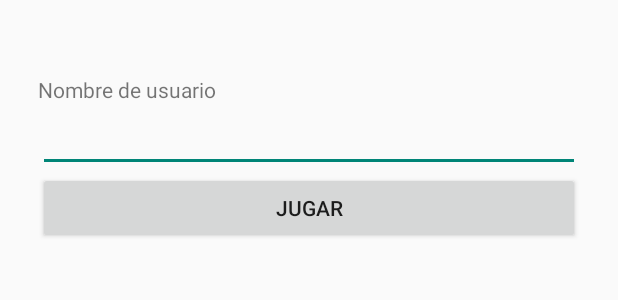
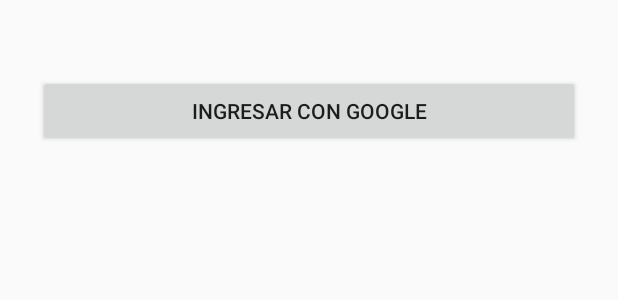
Before and after one commit to jehr-ud/components-2023-2, an Android app built with Jetpack Compose: the layout activity_home.xml on its own in the app's theme, with its tools: preview values and no code run, on a phone screen of 412 x 824 dp. Shown: the top 300 px of the screen. Run offline under Robolectric (Android 15) with nearby library versions, the phone set to English and light mode, and no system bars.

Commit message:
Auth with Google

```diff
--- a/candicrush/app/build.gradle.kts
+++ b/candicrush/app/build.gradle.kts
@@ -1,6 +1,7 @@
 plugins {
     id("com.android.application")
     id("org.jetbrains.kotlin.android")
+    id("com.google.gms.google-services")
 }
 
 android {
@@ -53,7 +54,7 @@
 }
 
 dependencies {
-
+    implementation("com.google.android.gms:play-services-auth:20.7.0")
     implementation("androidx.core:core-ktx:1.9.0")
     implementation("androidx.lifecycle:lifecycle-runtime-ktx:2.6.1")
     implementation("androidx.activity:activity-compose:1.7.2")
@@ -72,4 +73,6 @@
     androidTestImplementation("androidx.compose.ui:ui-test-junit4")
     debugImplementation("androidx.compose.ui:ui-tooling")
     debugImplementation("androidx.compose.ui:ui-test-manifest")
+    implementation(platform("com.google.firebase:firebase-bom:32.3.1"))
+    implementation("com.google.firebase:firebase-auth-ktx")
 }
--- a/candicrush/app/src/main/AndroidManifest.xml
+++ b/candicrush/app/src/main/AndroidManifest.xml
@@ -17,7 +17,7 @@
             android:theme="@style/Theme.AppCompat"
             android:exported="false" />
         <activity
-            android:name=".HomeActivity"
+            android:name=".LoginActivity"
             android:exported="true"
             android:label="@string/app_name"
             android:theme="@style/Theme.AppCompat">
--- a/candicrush/app/src/main/java/com/ud/candicrushud/BoardActivity.kt
+++ b/candicrush/app/src/main/java/com/ud/candicrushud/BoardActivity.kt
@@ -12,6 +12,7 @@
 import android.widget.TableRow
 import androidx.appcompat.app.AppCompatActivity
 import androidx.core.content.ContextCompat
+import com.google.firebase.FirebaseApp
 import com.ud.candicrushud.listeners.ButtonGestureListener
 import com.ud.candicrushud.model.Board
 import com.ud.candicrushud.utils.HandleMenu
@@ -22,6 +23,8 @@
     override fun onCreate(savedInstanceState: Bundle?) {
         super.onCreate(savedInstanceState)
         setContentView(R.layout.activity_board)
+
+        FirebaseApp.initializeApp(this);
 
         boardLayout = findViewById<TableLayout>(R.id.layoutBoard)
         generateBoard()
@@ -34,8 +37,7 @@
     }
 
     override fun onOptionsItemSelected(item: MenuItem): Boolean {
-        val handleMenu = HandleMenu()
-        return handleMenu.navigation(this, item)
+        return HandleMenu.handleOptionsItemSelected(this, item)
     }
 
     private fun getButtonWidth(numberCols: Int) : Int{
--- a/candicrush/app/src/main/res/layout/activity_home.xml
+++ b/candicrush/app/src/main/res/layout/activity_home.xml
@@ -6,7 +6,7 @@
     android:layout_height="match_parent"
     android:layout_marginHorizontal="25dp"
     android:layout_marginVertical="50dp"
-    tools:context=".HomeActivity">
+    tools:context=".LoginActivity">
 
     <LinearLayout
         android:layout_width="match_parent"
@@ -14,24 +14,11 @@
         android:orientation="vertical"
         app:layout_goneMarginTop="20dp">
 
-        <TextView
-            android:id="@+id/textView"
-            android:layout_width="match_parent"
-            android:layout_height="wrap_content"
-            android:text="@string/txtview_name_home" />
-
-        <EditText
-            android:id="@+id/editTextName"
-            android:layout_width="match_parent"
-            android:layout_height="wrap_content"
-            android:ems="10"
-            android:inputType="text" />
-
         <Button
             android:id="@+id/btnPlayHome"
             android:layout_width="match_parent"
             android:layout_height="wrap_content"
-            android:text="@string/btn_play_home" />
+            android:text="@string/btn_signin_google" />
 
     </LinearLayout>
 </androidx.constraintlayout.widget.ConstraintLayout>
--- a/candicrush/app/src/main/res/menu/main_menu.xml
+++ b/candicrush/app/src/main/res/menu/main_menu.xml
@@ -16,4 +16,9 @@
         android:layout_width="wrap_content"
         android:layout_height="wrap_content"
         android:title="@string/main_menu_settings" />
+    <item
+        android:id="@+id/main_menu_logout"
+        android:layout_width="wrap_content"
+        android:layout_height="wrap_content"
+        android:title="@string/main_menu_logout" />
 </menu>
--- a/candicrush/app/src/main/res/values/strings.xml
+++ b/candicrush/app/src/main/res/values/strings.xml
@@ -2,7 +2,7 @@
     <string name="app_name">CandiCrushUD</string>
 
     <string name="txtview_name_home">Nombre de usuario</string>
-    <string name="btn_play_home">Jugar</string>
+    <string name="btn_signin_google">Ingresar con Google</string>
 
     <string name="txtview_target_board">Objetivo:</string>
     <string name="txtview_score_board">Puntaje:</string>
@@ -10,4 +10,5 @@
     <string name="main_menu_settings">Configuración</string>
     <string name="main_menu_play">Jugar</string>
     <string name="main_menu_profile">Perfil</string>
+    <string name="main_menu_logout">Salir</string>
 </resources>
--- a/candicrush/build.gradle.kts
+++ b/candicrush/build.gradle.kts
@@ -2,4 +2,5 @@
 plugins {
     id("com.android.application") version "8.1.0" apply false
     id("org.jetbrains.kotlin.android") version "1.8.10" apply false
+    id("com.google.gms.google-services") version "4.4.0" apply false
 }
```
Also changed, not shown: candicrush/app/src/main/java/com/ud/candicrushud/HomeActivity.kt (deleted, +0 -51 lines), candicrush/app/src/main/java/com/ud/candicrushud/LoginActivity.kt (added, +114 -0 lines), candicrush/app/src/main/java/com/ud/candicrushud/utils/HandleMenu.kt (+26 -13 lines), 1 other file.
